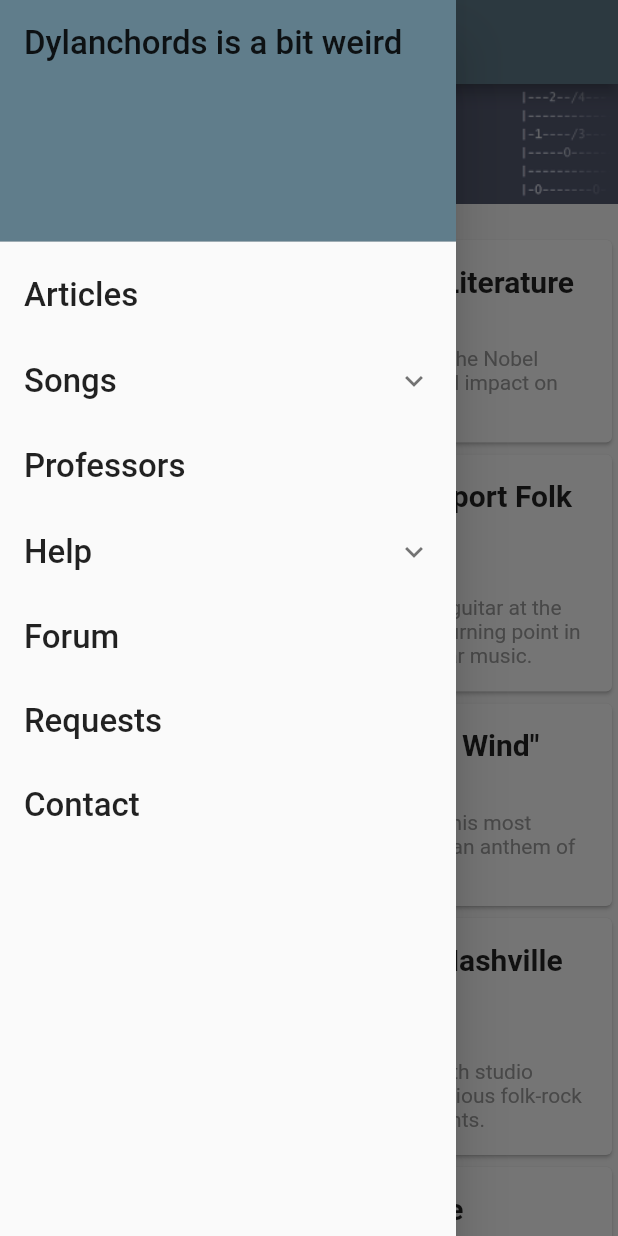
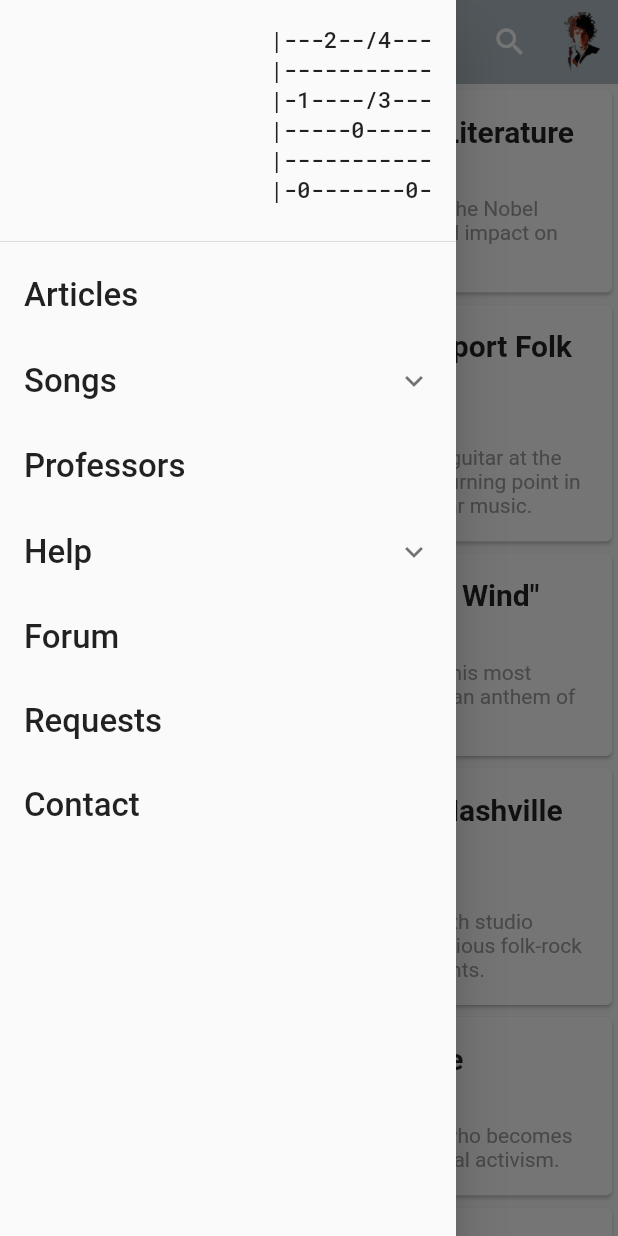
Before and after one commit to pibendik/dylanchords, a Flutter app: the screen it shows after launch, with the side drawer open, on a phone screen of 412 x 824 dp. Run offline on Flutter 3.47's test engine with Material 2 defaults, Android fonts, the light colour scheme and no system bars; our stand-ins replace google_fonts.

Commit message:
BarDylan everywhere

```diff
--- a/lib/albums/album_card.dart
+++ b/lib/albums/album_card.dart
@@ -1,6 +1,7 @@
 import 'package:flutter/material.dart';
 
 import '../songs/song.dart';
+import '../utilities/bar_dylan.dart';
 
 class AlbumCard extends StatelessWidget {
   final String albumTitle;
@@ -80,9 +81,7 @@
   @override
   Widget build(BuildContext context) {
     return Scaffold(
-      appBar: AppBar(
-        title: Text(albumTitle),
-      ),
+      appBar: BarDylan(),
       body: Center(
         child: SingleChildScrollView(
           child: Column(
--- a/lib/albums/albums_page.dart
+++ b/lib/albums/albums_page.dart
@@ -1,5 +1,6 @@
 import 'package:flutter/material.dart';
 
+import '../utilities/bar_dylan.dart';
 import '../utilities/green_drawer.dart';
 import 'album_card.dart';
 
@@ -9,9 +10,7 @@
   @override
   Widget build(BuildContext context) {
     return Scaffold(
-      appBar: AppBar(
-        title: const Text("Albums"),
-      ),
+      appBar: BarDylan(),
       drawer: const GreenDrawer(),
       body: Center(
         child: GridView.count(
--- a/lib/articles/article_card.dart
+++ b/lib/articles/article_card.dart
@@ -7,16 +7,6 @@
   Widget build(BuildContext context) {
     return ListView(
       children: [
-        Container(
-          margin: const EdgeInsets.only(top: 0, bottom: 20.0),
-          height: 80,
-          decoration: const BoxDecoration(
-            image: DecorationImage(
-              image: AssetImage("assets/images/logo.png"),
-              fit: BoxFit.fill,
-            ),
-          ),
-        ),
         ArticleCard(
           title: 'Bob Dylan Wins Nobel Prize in Literature',
           author: 'John Doe',
--- a/lib/articles/news.dart
+++ b/lib/articles/news.dart
@@ -1,6 +1,7 @@
 import 'package:dylanchords/articles/article_card.dart';
 import 'package:flutter/material.dart';
 
+import '../utilities/bar_dylan.dart';
 import '../utilities/green_drawer.dart';
 
 class NewsArticlesList extends StatelessWidget {
@@ -9,9 +10,7 @@
   @override
   Widget build(BuildContext context) {
     return Scaffold(
-      appBar: AppBar(
-        title: const Text("News"),
-      ),
+      appBar: BarDylan(),
       drawer: const GreenDrawer(),
       body: Center(
         child: ListView(
--- a/lib/forum/forum.dart
+++ b/lib/forum/forum.dart
@@ -1,6 +1,7 @@
 
 import 'package:flutter/material.dart';
 
+import '../utilities/bar_dylan.dart';
 import '../utilities/green_drawer.dart';
 
 class ForumPage extends StatelessWidget {
@@ -9,9 +10,7 @@
   @override
   Widget build(BuildContext context) {
     return Scaffold(
-      appBar: AppBar(
-        title: const Text("Forum"),
-      ),
+      appBar: BarDylan(),
       drawer: const GreenDrawer(),
       body: const Center(
         child: Text("""
--- a/lib/help/general_priniciples.dart
+++ b/lib/help/general_priniciples.dart
@@ -1,5 +1,6 @@
 import 'package:flutter/material.dart';
 
+import '../utilities/bar_dylan.dart';
 import '../utilities/green_drawer.dart';
 
 class GeneralPrinciplesPage extends StatelessWidget {
@@ -8,9 +9,7 @@
   @override
   Widget build(BuildContext context) {
     return Scaffold(
-      appBar: AppBar(
-        title: const Text("General Principles"),
-      ),
+      appBar: BarDylan(),
       drawer: const GreenDrawer(),
       body: const Padding(
         padding: EdgeInsets.all(28.0),
--- a/lib/help/help_chords_and_tabs.dart
+++ b/lib/help/help_chords_and_tabs.dart
@@ -1,6 +1,7 @@
 import 'package:flutter/material.dart';
 import 'package:google_fonts/google_fonts.dart';
 
+import '../utilities/bar_dylan.dart';
 import '../utilities/green_drawer.dart';
 
 class ChordsAndTabsPraxisPage extends StatelessWidget {
@@ -9,9 +10,7 @@
   @override
   Widget build(BuildContext context) {
     return Scaffold(
-      appBar: AppBar(
-        title: const Text("Chords and Tabs - praxis"),
-      ),
+      appBar: BarDylan(),
       drawer: const GreenDrawer(),
       body: Padding(
         padding: const EdgeInsets.all(18),
--- a/lib/help/help_chords_theory.dart
+++ b/lib/help/help_chords_theory.dart
@@ -2,6 +2,7 @@
 import 'package:flutter/material.dart';
 import 'package:google_fonts/google_fonts.dart';
 
+import '../utilities/bar_dylan.dart';
 import '../utilities/green_drawer.dart';
 
 class ChordsTheoryPage extends StatelessWidget {
@@ -10,9 +11,7 @@
   @override
   Widget build(BuildContext context) {
     return Scaffold(
-      appBar: AppBar(
-        title: const Text("Chords - theory"),
-      ),
+      appBar: BarDylan(),
       drawer: const GreenDrawer(),
       body: Padding(
         padding: const EdgeInsets.all(1.0),
--- a/lib/main.dart
+++ b/lib/main.dart
@@ -1,3 +1,4 @@
+import 'package:dylanchords/utilities/bar_dylan.dart';
 import 'package:dylanchords/utilities/green_drawer.dart';
 import 'package:flutter/material.dart';
 
@@ -61,11 +62,7 @@
     // fast, so that you can just rebuild anything that needs updating rather
     // than having to individually change instances of widgets.
     return Scaffold(
-      appBar: AppBar(
-        // Here we take the value from the MyHomePage object that was created by
-        // the App.build method, and use it to set our appbar title.
-        title: Text(widget.title),
-      ),
+      appBar: BarDylan(),
       drawer: const GreenDrawer(),
       body: const Center(
         // Center is a layout widget. It takes a single child and positions it
--- a/lib/misc/misc.dart
+++ b/lib/misc/misc.dart
@@ -1,5 +1,6 @@
 import 'package:flutter/material.dart';
 
+import '../utilities/bar_dylan.dart';
 import '../utilities/green_drawer.dart';
 
 class MiscPage extends StatelessWidget {
@@ -8,9 +9,7 @@
   @override
   Widget build(BuildContext context) {
     return Scaffold(
-      appBar: AppBar(
-        title: const Text("Misc."),
-      ),
+      appBar: BarDylan(),
       drawer: const GreenDrawer(),
       body: const SingleChildScrollView(
         child: Padding(
--- a/lib/songs/search.dart
+++ b/lib/songs/search.dart
@@ -1,4 +1,6 @@
 import 'package:flutter/material.dart';
+
+import '../utilities/bar_dylan.dart';
 
 class SearchPage extends StatefulWidget {
   const SearchPage({super.key});
@@ -186,9 +188,7 @@
   @override
   Widget build(BuildContext context) {
     return Scaffold(
-      appBar: AppBar(
-        title: const Text("Search"),
-      ),
+      appBar: BarDylan(),
       body: Column(
         children: <Widget>[
           Padding(
--- a/lib/songs/song.dart
+++ b/lib/songs/song.dart
@@ -1,5 +1,7 @@
 import 'package:flutter/material.dart';
 import 'package:google_fonts/google_fonts.dart';
+
+import '../utilities/bar_dylan.dart';
 
 class SongPage extends StatelessWidget {
   const SongPage({super.key});
@@ -7,6 +9,7 @@
   @override
   Widget build(BuildContext context) {
     return Scaffold(
+      appBar: BarDylan(),
       body: Container(
         padding: const EdgeInsets.all(20),
         child: SingleChildScrollView(
--- /dev/null
+++ b/lib/utilities/bar_dylan.dart
@@ -0,0 +1,44 @@
+import 'package:flutter/material.dart';
+
+AppBar BarDylan() {
+  return AppBar(
+    backgroundColor: Colors.blueGrey[200],
+    elevation: 0,
+
+    title: Container(
+      height: 35,
+      width: 200,
+      alignment: Alignment.topCenter,
+      decoration: BoxDecoration(
+        color: Colors.grey[200],
+        borderRadius: BorderRadius.all(
+          Radius.circular(20.0),
+        ),
+      ),
+      child: TextField(
+        decoration: InputDecoration(
+          hintText: "Oxford Town",
+          border: InputBorder.none,
+          contentPadding: EdgeInsets.symmetric(horizontal: 20, vertical: -15),
+        ),
+        style: TextStyle(
+          color: Colors.grey[700],
+        ),
+      ),
+    ),
+    actions: <Widget>[
+      IconButton(
+        icon: Icon(Icons.search),
+        onPressed: () {
+          // perform search
+        },
+      ),
+      IconButton(
+        icon: Image.asset("assets/images/bob.png"),
+        onPressed: () {
+          // perform search
+        },
+      ),
+    ], // other properties
+  );
+}
--- a/lib/utilities/green_drawer.dart
+++ b/lib/utilities/green_drawer.dart
@@ -1,4 +1,5 @@
 import 'package:flutter/material.dart';
+import 'package:google_fonts/google_fonts.dart';
 
 import '../albums/albums_page.dart';
 import '../articles/news.dart';
@@ -29,14 +30,29 @@
       child: Drawer(
         child: ListView(
           children: <Widget>[
-            const DrawerHeader(
+            DrawerHeader(
               decoration: BoxDecoration(
-                color: Colors.blueGrey,
+                color: Colors.transparent,
               ),
-              child: Text("Dylanchords is a bit weird"),
+                child: Text(
+                  """|---2--/4---
+|-----------
+|-1----/3---
+|-----0-----
+|-----------
+|-0-------0-""",
+                  style: GoogleFonts.robotoMono(
+                      textStyle: const TextStyle(
+                    fontSize: 15,
+                  )),
+                  textAlign: TextAlign.right,
+                ),
+
             ),
             ListTile(
-              title: const Text("Articles",),
+              title: const Text(
+                "Articles",
+              ),
               onTap: () {
                 Navigator.pop(context);
                 Navigator.push(
```
Also changed, not shown: lib/pages.dart (+8 -21 lines), assets/images/bob.png (added).
